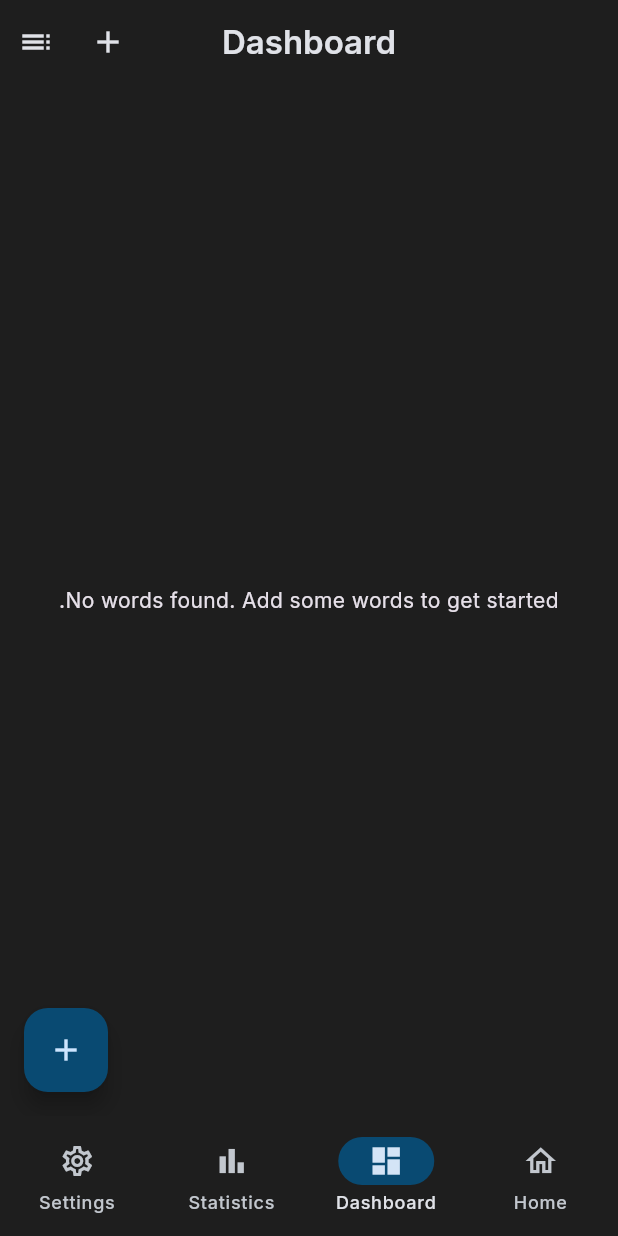
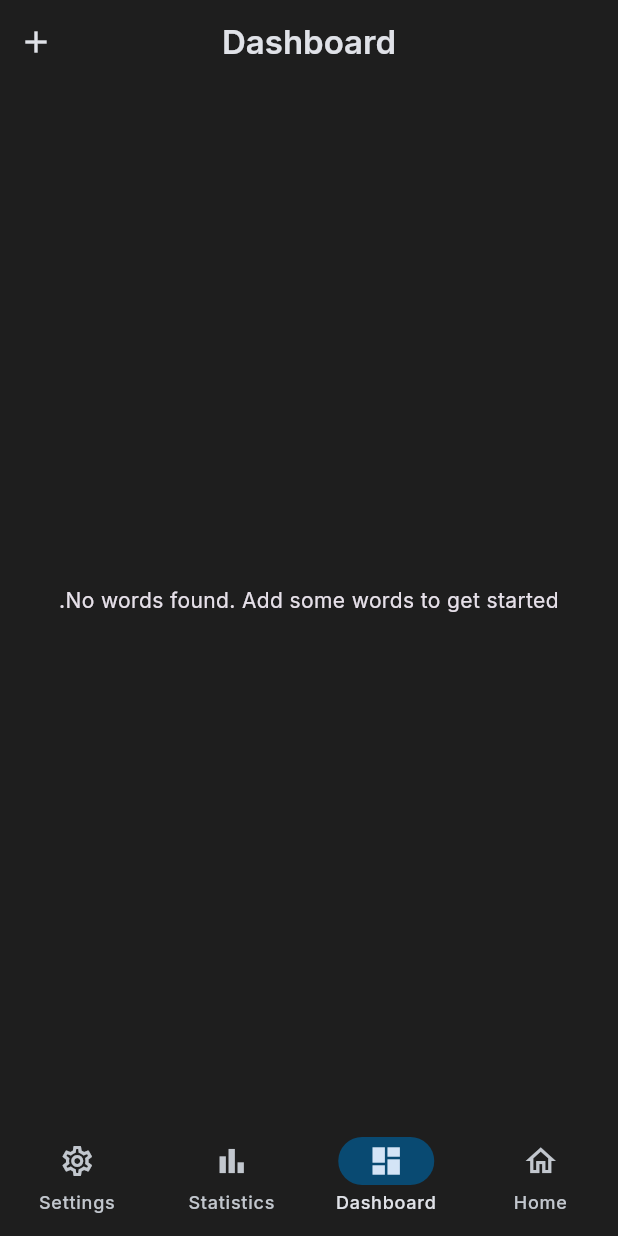
Before and after one commit to rozbeh1212/vocab_builder_app, a Flutter app: the screen it shows after launch, item 2 of the bottom bar chosen, on a phone screen of 412 x 824 dp. Run offline on Flutter 3.47's test engine with Material 3 defaults, Android fonts, the phone set to English and light mode, and no system bars; our stand-ins replace connectivity_plus, flip_card, flutter_riverpod, google_fonts, hive, hive_flutter; accounts and stored records are empty; project files that could hold a hidden picture were left out.

Commit message:
Refactor: Reverted word loading logic, restored IELTS/TOEFL options, and updated dashboard to show only due words. Fixed asset loading paths.

```diff
--- a/lib/presentation/screens/dashboard_screen.dart
+++ b/lib/presentation/screens/dashboard_screen.dart
@@ -55,13 +55,6 @@ class DashboardScreen extends ConsumerWidget {
               Navigator.of(context).pushNamed(AppRouter.addWordRoute);
             },
           ),
-          IconButton(
-            icon: const Icon(Icons.list),
-            tooltip: 'View All Words',
-            onPressed: () {
-              Navigator.of(context).pushNamed(AppRouter.wordListRoute);
-            },
-          ),
         ],
       ),
       body: wordState.when(
@@ -73,12 +66,21 @@ class DashboardScreen extends ConsumerWidget {
             );
           }
 
+          // Filter the list to display only words due for review on the dashboard.
+          final dueForReviewWords =
+              wordList.where((word) => word.dueDate.isBefore(DateTime.now())).toList();
+
+          if (dueForReviewWords.isEmpty) {
+            return const Center(
+              child: Text('No words due for review. Check back later!'),
+            );
+          }
+
           // Display the list of words using a ListView.builder.
           return ListView.builder(
-            itemCount: wordList.length,
+            itemCount: dueForReviewWords.length,
             itemBuilder: (context, index) {
-              final word = wordList[index];
-              final isDue = word.dueDate.isBefore(DateTime.now());
+              final word = dueForReviewWords[index];
               final formattedDate =
                   DateFormat.yMMMd('fa_IR').format(word.dueDate.toLocal());
 
@@ -90,7 +92,7 @@ class DashboardScreen extends ConsumerWidget {
                   subtitle: Text('مرور بعدی: $formattedDate'),
                   trailing: Icon(
                     Icons.circle,
-                    color: isDue ? Colors.blueAccent : Colors.grey.shade700,
+                    color: Colors.blueAccent, // Always blue since these are due
                     size: 12,
                   ),
                   onTap: () {
@@ -107,12 +109,6 @@ class DashboardScreen extends ConsumerWidget {
         loading: () => const Center(child: CircularProgressIndicator()),
         error: (e, st) => Center(child: Text('Error: ${e.toString()}')),
       ),
-      floatingActionButton: FloatingActionButton(
-        onPressed: () {
-          Navigator.of(context).pushNamed(AppRouter.addWordRoute);
-        },
-        child: const Icon(Icons.add),
-      ),
     );
   }
 }
--- a/lib/presentation/screens/settings_screen.dart
+++ b/lib/presentation/screens/settings_screen.dart
@@ -2,6 +2,7 @@ import 'package:flutter/material.dart';
 import 'package:flutter_riverpod/flutter_riverpod.dart';
 import '../../core/providers/settings_notifier.dart';
 import '../../core/providers/word_notifier.dart'; // Import WordNotifier
+import '../../utils/app_router.dart'; // Import AppRouter
 
 class SettingsScreen extends ConsumerWidget {
   const SettingsScreen({super.key});
--- a/lib/utils/app_router.dart
+++ b/lib/utils/app_router.dart
@@ -65,7 +65,7 @@ class AppRouter {
         return MaterialPageRoute(builder: (_) => const DashboardScreen());
 
       case wordListRoute: // Add route for WordListScreen
-        return MaterialPageRoute(builder: (_) => const WordListScreen(category: 'default_words.json'));
+        return MaterialPageRoute(builder: (_) => const WordListScreen(category: 'default'));
 
       default:
         return _errorRoute('Unknown route: ${settings.name}');
--- a/pubspec.yaml
+++ b/pubspec.yaml
@@ -69,7 +69,7 @@ flutter:
 
   # Declare assets so Flutter can find them
   assets:
-    - assets/
+    - assets/data/
 
 # Configuration for flutter_launcher_icons
 flutter_launcher_icons:
```
Also changed, not shown: lib/core/services/word_service.dart (+33 -2 lines), pubspec.lock.
